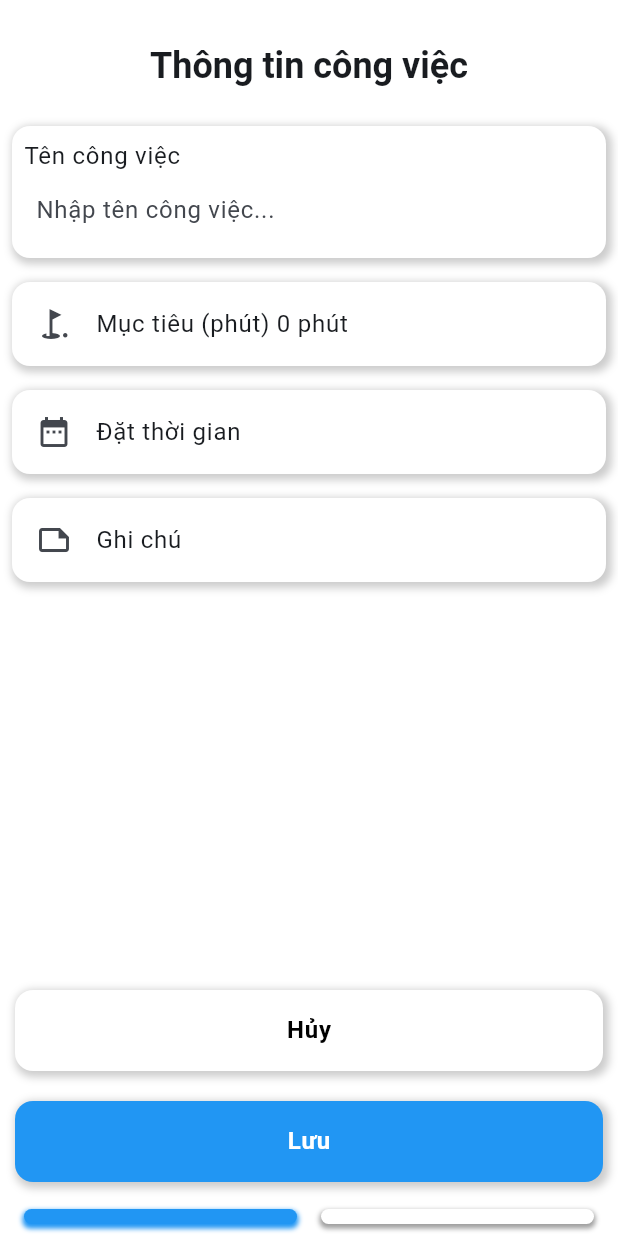
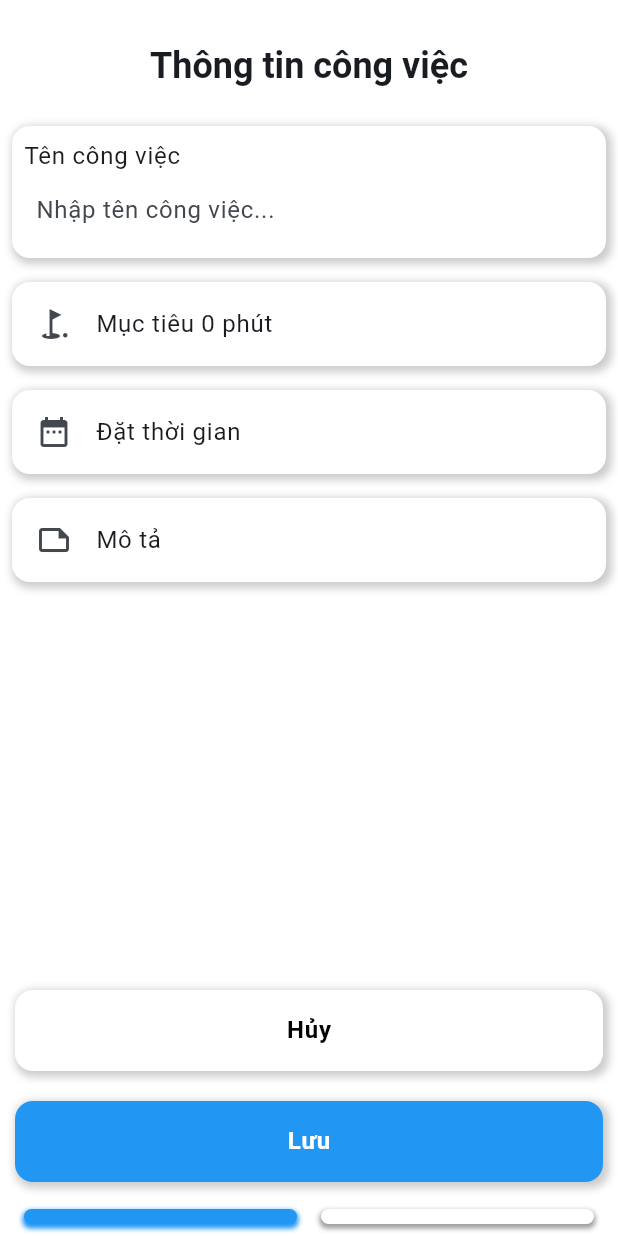
Before and after one commit to hiuhuyn/pomodoro-app, a Flutter app: the screen it shows after launch, after a tap on the "add" icon, on a phone screen of 412 x 824 dp. Run offline on Flutter 3.47's test engine with Material 3 defaults, Android fonts, the phone set to English and light mode, and no system bars; our stand-ins replace equatable, fl_chart, flutter_local_notifications, get_it, sqflite, timezone; missing offline and left inert: omni_datetime_picker; accounts and stored records are empty.

Commit message:
update name description

```diff
--- a/lib/views/screens/task/add_edit_task_page.dart
+++ b/lib/views/screens/task/add_edit_task_page.dart
@@ -133,7 +133,7 @@ class _AddEditTaskPageState extends State<AddEditTaskPage> {
                         },
                         leading: const Icon(Icons.golf_course_sharp),
                         title: Text(
-                          "Mục tiêu (phút) ${formatMinutesToHHMM(widget.task.goalTime)}",
+                          "Mục tiêu ${formatMinutesToHHMM(widget.task.goalTime)}",
                           maxLines: 1,
                           overflow: TextOverflow.ellipsis,
                         ),
@@ -154,7 +154,7 @@ class _AddEditTaskPageState extends State<AddEditTaskPage> {
                                     }
                                   });
                                 },
-                                maxLength: 10,
+                                maxLength: 5,
                                 decoration: const InputDecoration(
                                   hintText:
                                       'Nhập thời gian mục tiêu của bạn...',
@@ -234,13 +234,13 @@ class _AddEditTaskPageState extends State<AddEditTaskPage> {
                           });
                         },
                         leading: const Icon(Icons.note_outlined),
-                        title: const Text("Ghi chú"),
+                        title: const Text("Mô tả"),
                         subtitle: isClickInputDesc
                             ? TextFormField(
                                 controller: widget.descriptionController,
                                 maxLines: null,
                                 decoration: const InputDecoration(
-                                  hintText: 'Nhập ghi chú về công việc...',
+                                  hintText: 'Nhập mô tả về công việc...',
                                   enabledBorder: InputBorder.none,
                                   focusedBorder: InputBorder.none,
                                   errorBorder: InputBorder.none,
```
